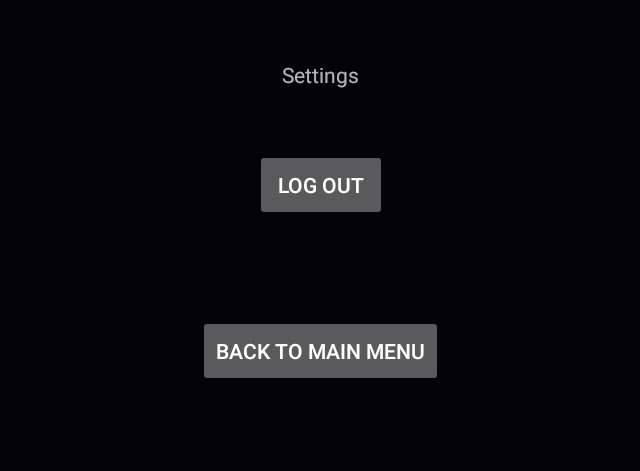
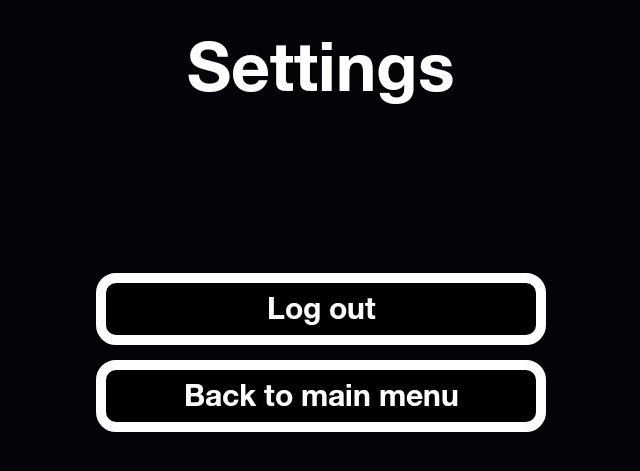
Before and after one commit to willoleary6/CAH, an Android app: the Settings screen opened directly, with no data from a screen before it, on a phone screen of 824 x 412 dp (held sideways). Shown: the top 471 px of the screen, without its empty margins (297-937 px from the left). Run offline under Robolectric (Android 15) with nearby library versions, the phone set to English and light mode, and no system bars; network calls fail.

Commit message:
Settings updated
Settings menu updated

```diff
--- a/app/src/main/java/com/willoleary6gmail/cah/Settings.java
+++ b/app/src/main/java/com/willoleary6gmail/cah/Settings.java
@@ -3,10 +3,12 @@ package com.willoleary6gmail.cah;
 import android.content.Context;
 import android.content.Intent;
 import android.content.SharedPreferences;
+import android.graphics.Typeface;
 import android.support.v7.app.AppCompatActivity;
 import android.os.Bundle;
 import android.view.View;
 import android.widget.Button;
+import android.widget.TextView;
 
 public class Settings extends AppCompatActivity {
     Button bt1,logOut;
@@ -14,6 +16,13 @@ public class Settings extends AppCompatActivity {
     protected void onCreate(Bundle savedInstanceState) {
         super.onCreate(savedInstanceState);
         setContentView(R.layout.activity_settings);
+        Typeface font = Typeface.createFromAsset(getAssets(), "helvetica-neue-lt-std-75-bold-5900e95806952.otf");
+        TextView settingTitle = (TextView) findViewById(R.id.settingHeader);
+        TextView signOut = (TextView) findViewById(R.id.logOutButton);
+        TextView backToMain = (TextView) findViewById(R.id.button);
+        settingTitle.setTypeface(font);
+        signOut.setTypeface(font);
+        backToMain.setTypeface(font);
         logOut = (Button)findViewById(R.id.logOutButton);
         bt1 = (Button) findViewById(R.id.button);
         bt1.setOnClickListener(new View.OnClickListener() {
--- a/app/src/main/res/layout/activity_settings.xml
+++ b/app/src/main/res/layout/activity_settings.xml
@@ -12,30 +12,36 @@
     tools:context="com.willoleary6gmail.cah.Settings">
     <Button
         android:text="Back to main menu"
-        android:layout_width="wrap_content"
+        android:layout_width="300sp"
         android:layout_height="wrap_content"
-        android:layout_alignParentTop="true"
-        android:layout_centerHorizontal="true"
-        android:layout_marginTop="194dp"
-        android:id="@+id/button" />
+        android:layout_marginTop="10dp"
+        android:textSize="20dp"
+        android:textAllCaps="false"
+        android:id="@+id/button"
+        android:background="@drawable/button_border"
+        android:layout_below="@+id/logOutButton"
+        android:layout_alignStart="@+id/logOutButton" />
 
     <TextView
         android:text="Settings"
         android:layout_width="wrap_content"
         android:layout_height="wrap_content"
-        android:layout_marginTop="24dp"
-        android:id="@+id/textView"
+        android:id="@+id/settingHeader"
+        android:textSize="45dp"
+        android:textColor="#ffffff"
         android:layout_alignParentTop="true"
         android:layout_centerHorizontal="true" />
 
     <Button
         android:text="Log out"
-        android:layout_width="wrap_content"
+        android:layout_width="300sp"
         android:layout_height="wrap_content"
         android:id="@+id/logOutButton"
-        android:layout_below="@+id/textView"
-        android:layout_centerHorizontal="true"
-        android:layout_marginTop="40dp"
-        tools:text="Log out" />
+        android:textSize="20dp"
+        android:textAllCaps="false"
+        android:background="@drawable/button_border"
+        tools:text="Log out"
+        android:layout_centerVertical="true"
+        android:layout_centerHorizontal="true" />
 
 </RelativeLayout>
```
